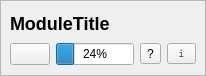
First picture: the form in src/Interface/Application/Module.ui, repository SCIInstitute/SCIRun, before the edit.
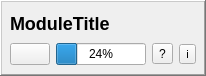
Second picture: the form after the edit. Icons and pictures are not drawn.

The edit to the form file:
```diff
--- a/src/Interface/Application/Module.ui
+++ b/src/Interface/Application/Module.ui
@@ -23,7 +23,7 @@
    <bool>false</bool>
   </property>
   <property name="frameShape">
-   <enum>QFrame::StyledPanel</enum>
+   <enum>QFrame::WinPanel</enum>
   </property>
   <property name="frameShadow">
    <enum>QFrame::Raised</enum>
@@ -94,7 +94,7 @@
        <widget class="QToolButton" name="logButton_">
         <property name="font">
          <font>
-          <family>Courier</family>
+          <family>MS Shell Dlg 2</family>
           <pointsize>8</pointsize>
          </font>
         </property>
```
